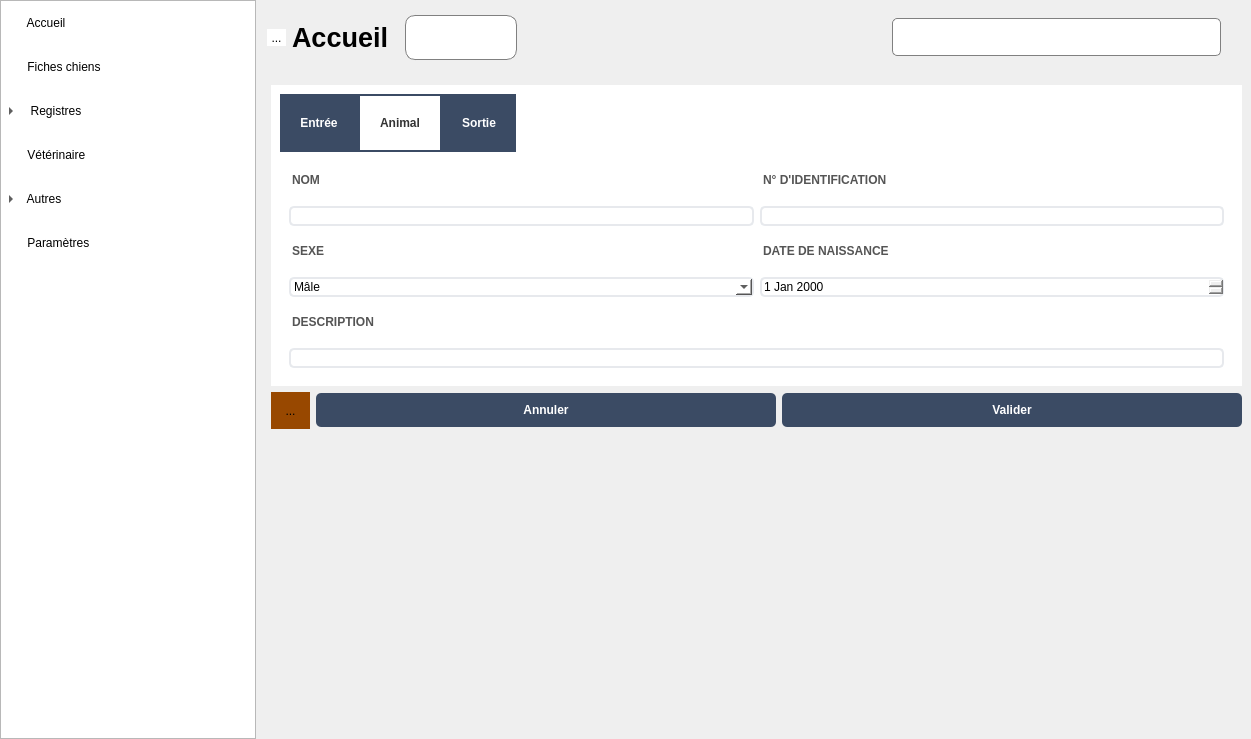
First picture: the form in mainwindow.ui, repository ArtAuc/mkrescue, before the edit.
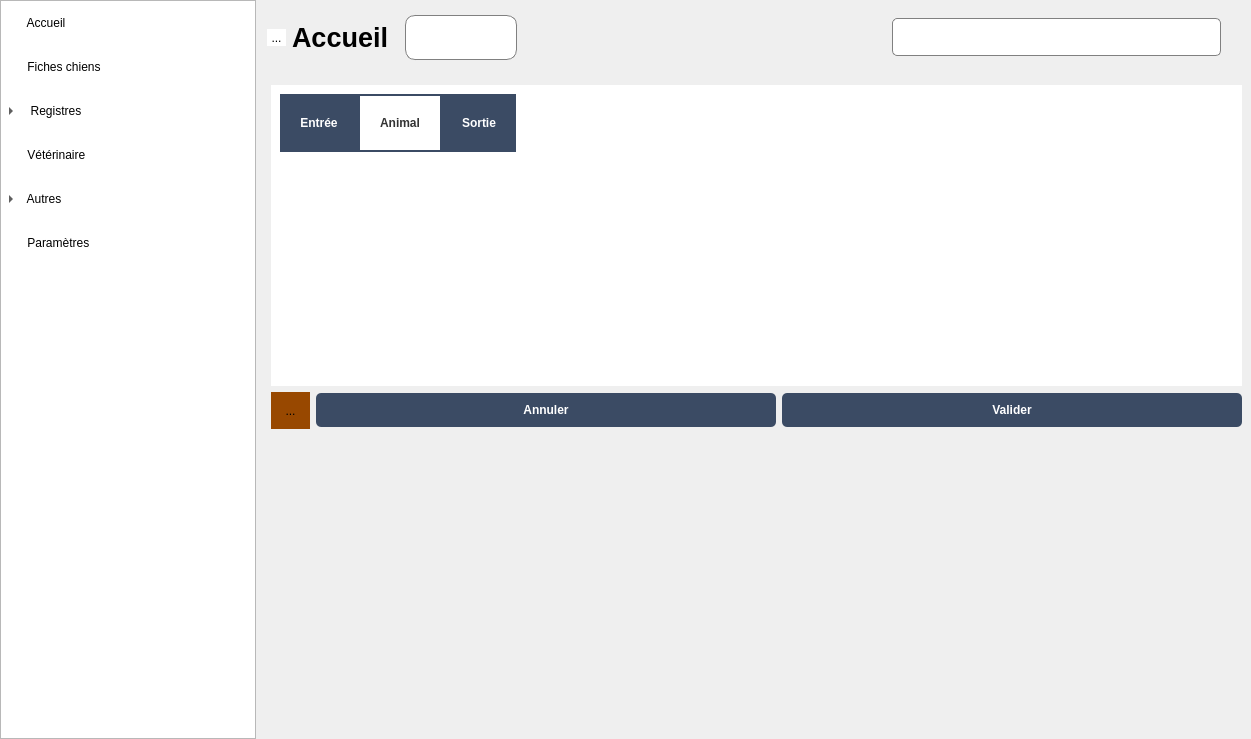
Second picture: the form after the edit. The open tabs and pages were chosen to show the change. Icons and pictures are not drawn. Custom widgets are drawn as their Qt base class.

Diff of the .ui file:
```diff
--- a/mainwindow.ui
+++ b/mainwindow.ui
@@ -988,96 +988,7 @@
                  <attribute name="title">
                   <string>Animal</string>
                  </attribute>
-                 <layout class="QGridLayout" name="gridLayout_2">
-                  <item row="1" column="1">
-                   <layout class="QVBoxLayout" name="chipEditLayout">
-                    <item>
-                     <widget class="QLabel" name="chipEditLabel">
-                      <property name="text">
-                       <string>N° D'IDENTIFICATION</string>
-                      </property>
-                     </widget>
-                    </item>
-                    <item>
-                     <widget class="QLineEdit" name="chipEdit"/>
-                    </item>
-                   </layout>
-                  </item>
-                  <item row="1" column="0">
-                   <layout class="QVBoxLayout" name="dogNameEditLayout">
-                    <item>
-                     <widget class="QLabel" name="dogNameEditLabel">
-                      <property name="text">
-                       <string>NOM</string>
-                      </property>
-                     </widget>
-                    </item>
-                    <item>
-                     <widget class="QLineEdit" name="dogNameEdit"/>
-                    </item>
-                   </layout>
-                  </item>
-                  <item row="5" column="0" colspan="2">
-                   <layout class="QVBoxLayout" name="breedEditLayout">
-                    <item>
-                     <widget class="QLabel" name="breedEditLabel">
-                      <property name="text">
-                       <string>DESCRIPTION</string>
-                      </property>
-                     </widget>
-                    </item>
-                    <item>
-                     <widget class="QLineEdit" name="breedEdit"/>
-                    </item>
-                   </layout>
-                  </item>
-                  <item row="3" column="0">
-                   <layout class="QVBoxLayout" name="sexBoxLayout">
-                    <item>
-                     <widget class="QLabel" name="sexBoxLabel">
-                      <property name="text">
-                       <string>SEXE</string>
-                      </property>
-                     </widget>
-                    </item>
-                    <item>
-                     <widget class="QComboBox" name="sexBox">
-                      <item>
-                       <property name="text">
-                        <string>Mâle</string>
-                       </property>
-                      </item>
-                      <item>
-                       <property name="text">
-                        <string>Femelle</string>
-                       </property>
-                      </item>
-                     </widget>
-                    </item>
-                   </layout>
-                  </item>
-                  <item row="3" column="1">
-                   <layout class="QVBoxLayout" name="birthDateEditLayout">
-                    <item>
-                     <widget class="QLabel" name="birthDateEditLabel">
-                      <property name="text">
-                       <string>DATE DE NAISSANCE</string>
-                      </property>
-                     </widget>
-                    </item>
-                    <item>
-                     <widget class="QDateEdit" name="birthDateEdit">
-                      <property name="sizePolicy">
-                       <sizepolicy hsizetype="Preferred" vsizetype="Fixed">
-                        <horstretch>0</horstretch>
-                        <verstretch>0</verstretch>
-                       </sizepolicy>
-                      </property>
-                     </widget>
-                    </item>
-                   </layout>
-                  </item>
-                 </layout>
+                 <layout class="QGridLayout" name="gridLayout_2"/>
                 </widget>
                 <widget class="QWidget" name="entryTab3">
                  <attribute name="title">
```
Left out of the diff: 9 changed lines with no effect on the pictures.
